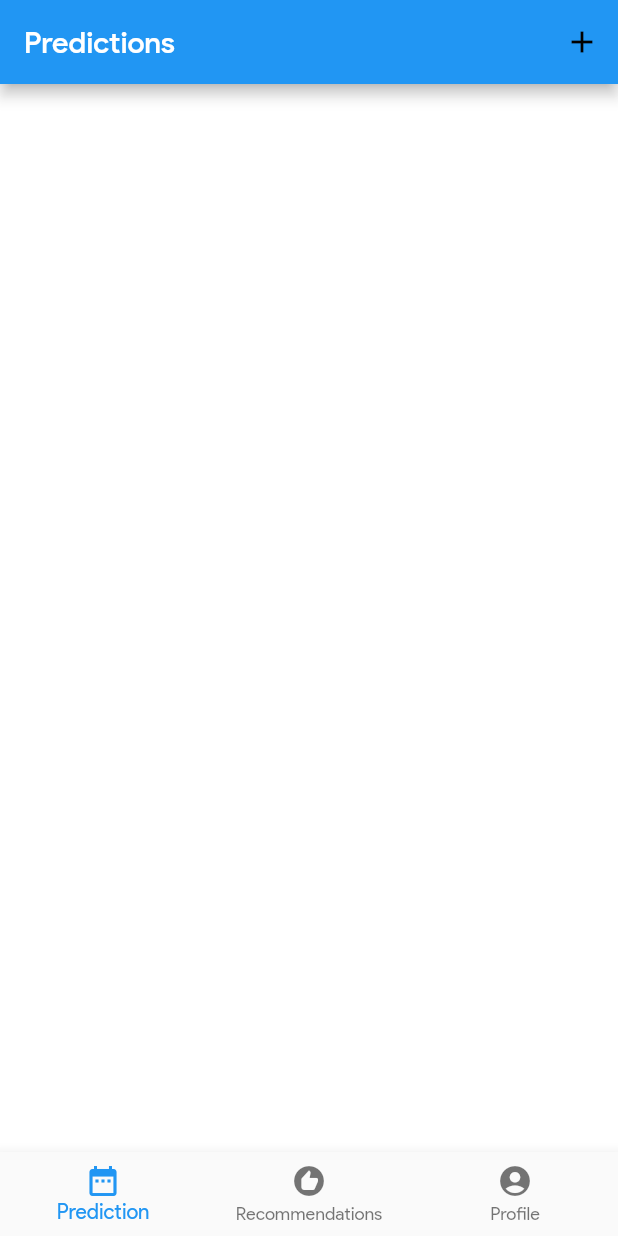
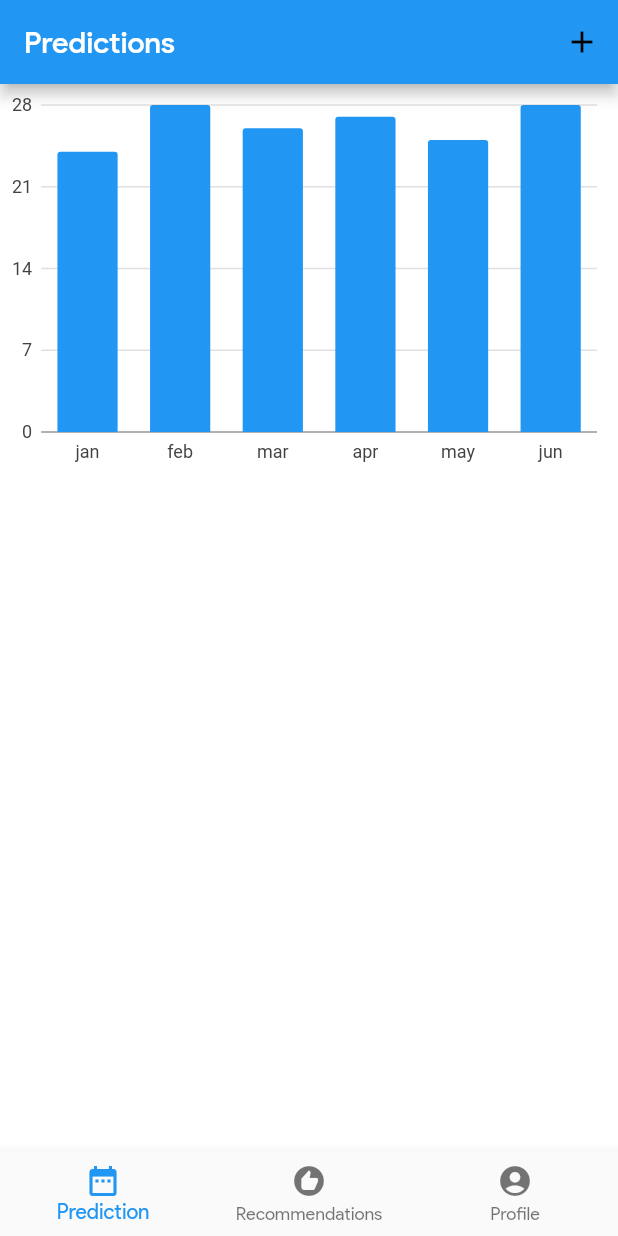
Before and after one commit to Mystic-Trooper/Red-Days, a Flutter app: the screen it shows after launch, on a phone screen of 412 x 824 dp. Run offline on Flutter 3.47's test engine with Material 2 defaults, Android fonts, the phone set to English and light mode, and no system bars; our stand-ins replace charts_flutter, flutter_icons, flutter_svg.

Commit message:
Bargraph on homeScreen, bargraphdata class, bargraphtrack widget to b… (#16)

```diff
--- /dev/null
+++ b/lib/Class/home_screen/h_s_BarGraphData.dart
@@ -0,0 +1,17 @@
+//import 'package:charts_flutter/flutter.dart' as charts;
+//import 'package:flutter/material.dart';
+
+class BarGraphData {
+  //final String prevDate;
+  //final String nextDate;
+  String month;
+  int days;
+  //charts.Color barColor;
+  //final String btwDays = nextDate - prevDate;
+
+  BarGraphData({
+    this.month = "jan",
+    this.days = 28,
+    //@required this.barColor=charts.ColorUtil.fromDartColor(Colors.blue),
+  });
+}
--- a/lib/Screen/Home/home_screen.dart
+++ b/lib/Screen/Home/home_screen.dart
@@ -1,5 +1,6 @@
 import "package:flutter/material.dart";
-//import "package:charts_flutter/flutter.dart";
+import 'package:womenism/Widget/homescreen/h_s_BarGraphTrack.dart';
+//import 'package:flutter_screenutil/flutter_screenutil.dart';
 
 class HomeScreen extends StatelessWidget {
   @override
@@ -8,6 +9,10 @@ class HomeScreen extends StatelessWidget {
       appBar: AppBar(
         title: Text("Predictions"),
         actions: [IconButton(icon: Icon(Icons.add), onPressed: () {})],
+      ),
+      body: Container(
+        child: BarGraphTrack(),
+        height: 260,
       ),
       bottomNavigationBar: BottomNavigationBar(
         items: const <BottomNavigationBarItem>[
--- /dev/null
+++ b/lib/Widget/homescreen/h_s_BarGraphTrack.dart
@@ -0,0 +1,55 @@
+import 'package:flutter/material.dart';
+import 'package:charts_flutter/flutter.dart' as charts;
+import 'package:womenism/Class/home_screen/h_s_BarGraphData.dart';
+//import 'package:flutter/foundation.dart';
+
+class BarGraphTrack extends StatelessWidget {
+  final List<BarGraphData> data = [
+    BarGraphData(
+      month: "jan",
+      days: 24,
+    ),
+    BarGraphData(
+      month: 'feb',
+      days: 28,
+    ),
+    BarGraphData(
+      month: 'mar',
+      days: 26,
+    ),
+    BarGraphData(
+      month: 'apr',
+      days: 27,
+    ),
+    BarGraphData(
+      month: 'may',
+      days: 25,
+    ),
+    BarGraphData(
+      month: 'jun',
+      days: 28,
+    ),
+  ];
+
+  /*BarGraphTrack({
+    @required this.data,
+  }); */
+
+  @override
+  Widget build(BuildContext context) {
+    List<charts.Series<BarGraphData, String>> series = [
+      charts.Series(
+        id: "Tracker",
+        data: data,
+        domainFn: (BarGraphData series, _) => series.month,
+        measureFn: (BarGraphData series, _) => series.days,
+        //colorFn: (BarGraphData series, _) => series.barColor,
+      )
+    ];
+
+    return charts.BarChart(
+      series,
+      animate: true,
+    );
+  }
+}
```
